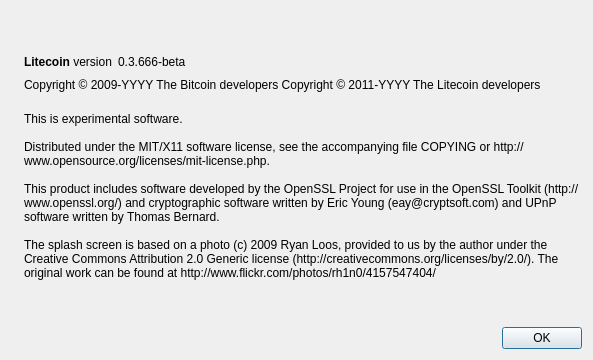
Old version of the form src/qt/forms/aboutdialog.ui in the repository mp2apps/pesetacoin-master.
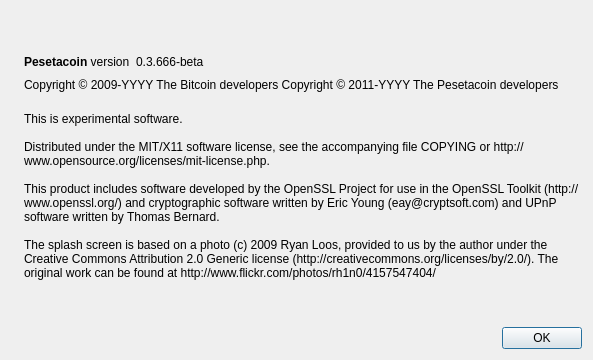
New version of the form. Icons and pictures are not drawn.

```diff
--- a/src/qt/forms/aboutdialog.ui
+++ b/src/qt/forms/aboutdialog.ui
@@ -50,7 +50,7 @@
           <cursorShape>IBeamCursor</cursorShape>
          </property>
          <property name="text">
-          <string>&lt;b&gt;Litecoin&lt;/b&gt; version</string>
+          <string>&lt;b&gt;Pesetacoin&lt;/b&gt; version</string>
          </property>
          <property name="textInteractionFlags">
           <set>Qt::LinksAccessibleByMouse|Qt::TextSelectableByKeyboard|Qt::TextSelectableByMouse</set>
@@ -92,7 +92,7 @@
        </property>
        <property name="text">
         <string notr="true">Copyright &amp;copy; 2009-YYYY The Bitcoin developers
-Copyright &amp;copy; 2011-YYYY The Litecoin developers</string>
+Copyright &amp;copy; 2011-YYYY The Pesetacoin developers</string>
        </property>
        <property name="textFormat">
         <enum>Qt::RichText</enum>
```
Left out of the diff: 2 changed lines with no effect on the pictures.
